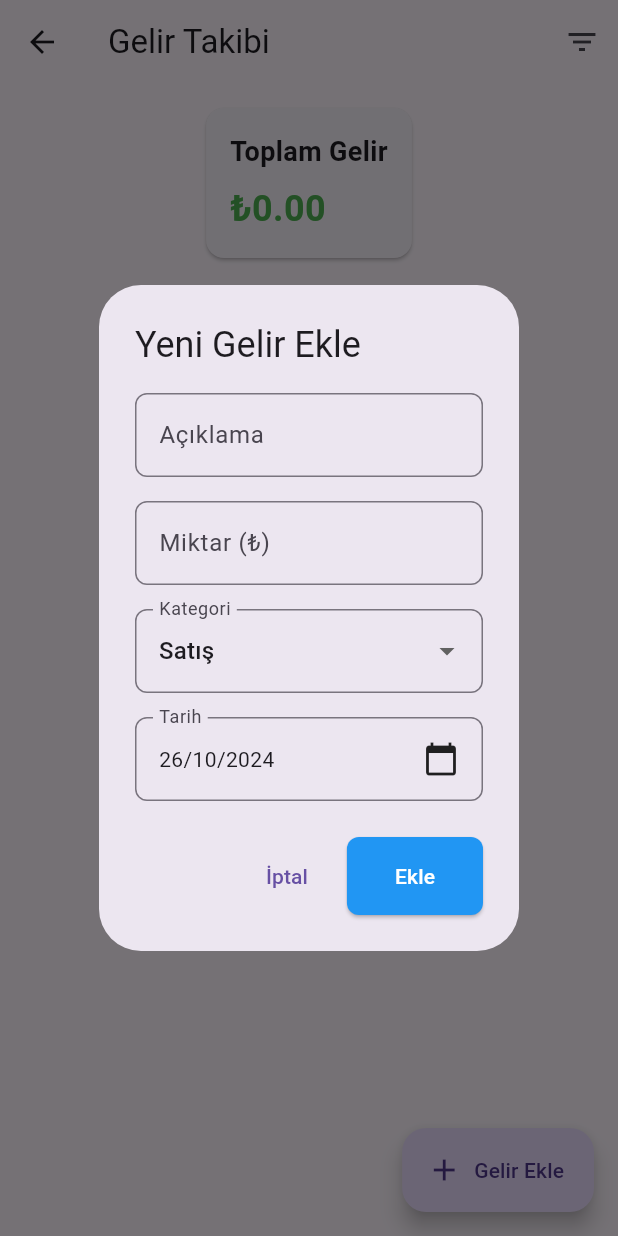
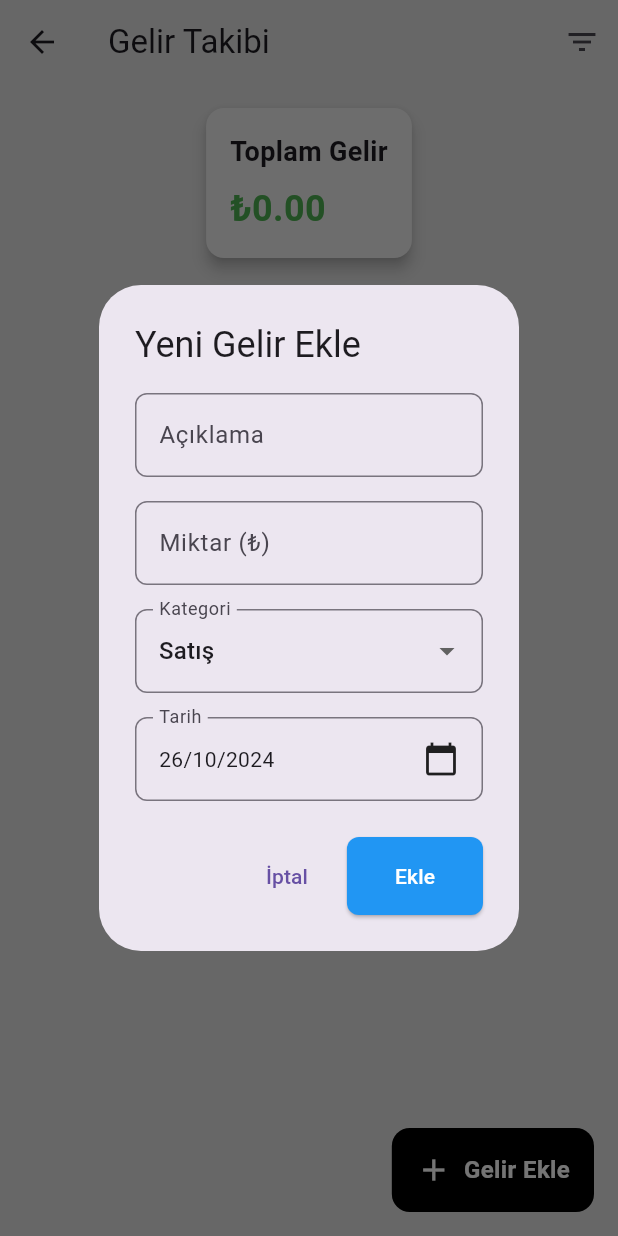
Before and after one commit to fatihkurtl/account_net, a Flutter app: the IncomeTrackingScreen screen opened by its route, after a tap on "Gelir Ekle", on a phone screen of 412 x 824 dp. Run offline on Flutter 3.47's test engine with Material 3 defaults, Android fonts, the phone set to English and light mode, and no system bars; our stand-ins replace fl_chart, flutter_slidable.

Commit message:
income_tracking/edited

```diff
--- /dev/null
+++ b/lib/core/components/custom_floating_button.dart
@@ -0,0 +1,45 @@
+import 'package:flutter/material.dart';
+
+class CustomFloatingActionButton extends StatelessWidget {
+  final Function()? onPressed;
+  final String buttonText;
+  final IconData? icon;
+
+  const CustomFloatingActionButton({
+    super.key,
+    required this.onPressed,
+    required this.buttonText,
+    this.icon,
+  });
+
+  @override
+  Widget build(BuildContext context) {
+    return GestureDetector(
+      onTap: onPressed,
+      child: Container(
+        padding: const EdgeInsets.all(16),
+        decoration: BoxDecoration(
+          color: Colors.black,
+          borderRadius: BorderRadius.circular(12),
+        ),
+        child: Row(
+          mainAxisSize: MainAxisSize.min,
+          children: [
+            if (icon != null) ...[
+              Icon(icon, color: Colors.white),
+              const SizedBox(width: 8),
+            ],
+            Text(
+              buttonText,
+              style: const TextStyle(
+                color: Colors.white,
+                fontWeight: FontWeight.bold,
+                fontSize: 16,
+              ),
+            ),
+          ],
+        ),
+      ),
+    );
+  }
+}
--- /dev/null
+++ b/lib/core/constants/items.dart
@@ -0,0 +1,7 @@
+class ItemConstants {
+  static const List<String> invoiceItems = ['Elektrik', 'Su', 'Doğalgaz', 'Internet', 'Diğer'];
+
+  static const List<String> incomeItems = ['Kira', 'Satış', 'Hizmet', 'Diğer'];
+
+  static const List<String> expenseItems = ['Kira', 'Personel', 'Maaşlar', 'Malzeme', 'Diğer'];
+}
--- /dev/null
+++ b/lib/core/widgets/income/income_chart.dart
@@ -0,0 +1,57 @@
+import 'package:account_net/core/helpers/income/category.dart';
+import 'package:fl_chart/fl_chart.dart';
+import 'package:flutter/material.dart';
+
+class IncomeChart extends StatefulWidget {
+  final List<Map<String, dynamic>> incomes;
+  const IncomeChart({super.key, required this.incomes});
+
+  @override
+  State<IncomeChart> createState() => _IncomeChartState();
+}
+
+class _IncomeChartState extends State<IncomeChart> {
+  @override
+  Widget build(BuildContext context) {
+    if (widget.incomes.isEmpty) return const SizedBox.shrink();
+
+    Map<String, double> categoryTotals = {};
+    for (var income in widget.incomes) {
+      categoryTotals[income['category']] = (categoryTotals[income['category']] ?? 0) + income['amount'];
+    }
+
+    List<PieChartSectionData> sections = categoryTotals.entries.map((entry) {
+      return PieChartSectionData(
+        color: CategoryHelper.getCategoryColor(entry.key),
+        value: entry.value,
+        title: '${(entry.value / widget.incomes.fold(0, (sum, item) => sum + item['amount']) * 100).toStringAsFixed(0)}%',
+        radius: 50,
+        titleStyle: const TextStyle(fontSize: 12, fontWeight: FontWeight.bold, color: Colors.white),
+      );
+    }).toList();
+
+    return Card(
+      margin: const EdgeInsets.symmetric(horizontal: 16),
+      child: Padding(
+        padding: const EdgeInsets.all(16),
+        child: Column(
+          crossAxisAlignment: CrossAxisAlignment.start,
+          children: [
+            const Text('Gelir Dağılımı', style: TextStyle(fontSize: 18, fontWeight: FontWeight.bold)),
+            const SizedBox(height: 16),
+            SizedBox(
+              height: 200,
+              child: PieChart(
+                PieChartData(
+                  sections: sections,
+                  sectionsSpace: 0,
+                  centerSpaceRadius: 40,
+                ),
+              ),
+            ),
+          ],
+        ),
+      ),
+    );
+  }
+}
--- /dev/null
+++ b/lib/core/widgets/income/summary_card.dart
@@ -0,0 +1,35 @@
+import 'package:flutter/material.dart';
+
+class SummaryCard extends StatefulWidget {
+  final List<Map<String, dynamic>> incomes;
+  const SummaryCard({super.key, required this.incomes});
+
+  @override
+  State<SummaryCard> createState() => _SummaryCardState();
+}
+
+class _SummaryCardState extends State<SummaryCard> {
+  @override
+  Widget build(BuildContext context) {
+    double totalIncome = widget.incomes.fold(0, (sum, item) => sum + item['amount']);
+    return Card(
+      color: Colors.grey[200],
+      elevation: 4,
+      margin: const EdgeInsets.all(16),
+      child: Padding(
+        padding: const EdgeInsets.all(16),
+        child: Column(
+          crossAxisAlignment: CrossAxisAlignment.start,
+          children: [
+            const Text('Toplam Gelir', style: TextStyle(fontSize: 18, fontWeight: FontWeight.bold)),
+            const SizedBox(height: 8),
+            Text(
+              '₺${totalIncome.toStringAsFixed(2)}',
+              style: const TextStyle(fontSize: 24, fontWeight: FontWeight.bold, color: Colors.green),
+            ),
+          ],
+        ),
+      ),
+    );
+  }
+}
--- a/lib/screens/income_tracking.dart
+++ b/lib/screens/income_tracking.dart
@@ -1,6 +1,10 @@
 import 'package:flutter/material.dart';
 import 'package:intl/intl.dart';
-import 'package:fl_chart/fl_chart.dart';
+import 'package:account_net/core/widgets/income/income_list.dart';
+import 'package:account_net/core/components/custom_floating_button.dart';
+import 'package:account_net/core/constants/items.dart';
+import 'package:account_net/core/widgets/income/income_chart.dart';
+import 'package:account_net/core/widgets/income/summary_card.dart';
 
 class IncomeTrackingScreen extends StatefulWidget {
   const IncomeTrackingScreen({super.key});
@@ -43,7 +47,9 @@ class _IncomeTrackingScreenState extends State<IncomeTrackingScreen> {
   @override
   Widget build(BuildContext context) {
     return Scaffold(
+      backgroundColor: Colors.grey[300],
       appBar: AppBar(
+        backgroundColor: Colors.grey[300],
         title: const Text('Gelir Takibi'),
         actions: [
           IconButton(
@@ -56,8 +62,8 @@ class _IncomeTrackingScreenState extends State<IncomeTrackingScreen> {
       ),
       body: Column(
         children: [
-          _buildSummaryCard(),
-          _buildIncomeChart(),
+          SummaryCard(incomes: _incomes),
+          IncomeChart(incomes: _incomes),
           Expanded(
             child: _incomes.isEmpty
                 ? const Center(
@@ -73,120 +79,14 @@ class _IncomeTrackingScreenState extends State<IncomeTrackingScreen> {
                       ],
                     ),
                   )
-                : ListView.builder(
-                    itemCount: _incomes.length,
-                    itemBuilder: (context, index) {
-                      final income = _incomes[index];
-                      return Dismissible(
-                        key: Key(income['description']),
-                        background: Container(
-                          color: Colors.red,
-                          alignment: Alignment.centerRight,
-                          padding: const EdgeInsets.only(right: 16),
-                          child: const Icon(Icons.delete, color: Colors.white),
-                        ),
-                        direction: DismissDirection.endToStart,
-                        onDismissed: (direction) {
-                          setState(() {
-                            _incomes.removeAt(index);
-                          });
-                          ScaffoldMessenger.of(context).showSnackBar(
-                            const SnackBar(content: Text('Gelir kaydı silindi')),
-                          );
-                        },
-                        child: Card(
-                          margin: const EdgeInsets.symmetric(horizontal: 16, vertical: 8),
-                          child: ListTile(
-                            leading: CircleAvatar(
-                              backgroundColor: _getCategoryColor(income['category']),
-                              child: Icon(_getCategoryIcon(income['category']), color: Colors.white),
-                            ),
-                            title: Text(income['description']),
-                            subtitle: Text('${income['category']} - ${DateFormat('dd/MM/yyyy').format(income['date'])}'),
-                            trailing: Text(
-                              '₺${income['amount'].toStringAsFixed(2)}',
-                              style: const TextStyle(
-                                fontWeight: FontWeight.bold,
-                                color: Colors.green,
-                                fontSize: 16,
-                              ),
-                            ),
-                          ),
-                        ),
-                      );
-                    },
-                  ),
+                : IncomeList(incomes: _incomes),
           ),
         ],
       ),
-      floatingActionButton: FloatingActionButton.extended(
-        onPressed: () => _showAddIncomeDialog(),
-        label: const Text('Gelir Ekle'),
-        icon: const Icon(Icons.add),
-      ),
-    );
-  }
-
-  Widget _buildSummaryCard() {
-    double totalIncome = _incomes.fold(0, (sum, item) => sum + item['amount']);
-    return Card(
-      margin: const EdgeInsets.all(16),
-      child: Padding(
-        padding: const EdgeInsets.all(16),
-        child: Column(
-          crossAxisAlignment: CrossAxisAlignment.start,
-          children: [
-            const Text('Toplam Gelir', style: TextStyle(fontSize: 18, fontWeight: FontWeight.bold)),
-            const SizedBox(height: 8),
-            Text(
-              '₺${totalIncome.toStringAsFixed(2)}',
-              style: const TextStyle(fontSize: 24, fontWeight: FontWeight.bold, color: Colors.green),
-            ),
-          ],
-        ),
-      ),
-    );
-  }
-
-  Widget _buildIncomeChart() {
-    if (_incomes.isEmpty) return const SizedBox.shrink();
-
-    Map<String, double> categoryTotals = {};
-    for (var income in _incomes) {
-      categoryTotals[income['category']] = (categoryTotals[income['category']] ?? 0) + income['amount'];
-    }
-
-    List<PieChartSectionData> sections = categoryTotals.entries.map((entry) {
-      return PieChartSectionData(
-        color: _getCategoryColor(entry.key),
-        value: entry.value,
-        title: '${(entry.value / _incomes.fold(0, (sum, item) => sum + item['amount']) * 100).toStringAsFixed(0)}%',
-        radius: 50,
-        titleStyle: const TextStyle(fontSize: 12, fontWeight: FontWeight.bold, color: Colors.white),
-      );
-    }).toList();
-
-    return Card(
-      margin: const EdgeInsets.symmetric(horizontal: 16),
-      child: Padding(
-        padding: const EdgeInsets.all(16),
-        child: Column(
-          crossAxisAlignment: CrossAxisAlignment.start,
-          children: [
-            const Text('Gelir Dağılımı', style: TextStyle(fontSize: 18, fontWeight: FontWeight.bold)),
-            const SizedBox(height: 16),
-            SizedBox(
-              height: 200,
-              child: PieChart(
-                PieChartData(
-                  sections: sections,
-                  sectionsSpace: 0,
-                  centerSpaceRadius: 40,
-                ),
-              ),
-            ),
-          ],
-        ),
+      floatingActionButton: CustomFloatingActionButton(
+        onPressed: _showAddIncomeDialog,
+        buttonText: 'Gelir Ekle',
+        icon: Icons.add,
       ),
     );
   }
@@ -232,7 +132,7 @@ class _IncomeTrackingScreenState extends State<IncomeTrackingScreen> {
                   DropdownButtonFormField<String>(
                     value: _selectedCategory,
                     decoration: const InputDecoration(labelText: 'Kategori'),
-                    items: ['Satış', 'Hizmet', 'Kira', 'Diğer'].map((category) => DropdownMenuItem(value: category, child: Text(category))).toList(),
+                    items: ItemConstants.incomeItems.map((category) => DropdownMenuItem(value: category, child: Text(category))).toList(),
                     onChanged: (value) {
                       setState(() {
                         _selectedCategory = value!;
@@ -290,30 +190,4 @@ class _IncomeTrackingScreenState extends State<IncomeTrackingScreen> {
       },
     );
   }
-
-  Color _getCategoryColor(String category) {
-    switch (category) {
-      case 'Satış':
-        return Colors.blue;
-      case 'Hizmet':
-        return Colors.green;
-      case 'Kira':
-        return Colors.orange;
-      default:
-        return Colors.purple;
-    }
-  }
-
-  IconData _getCategoryIcon(String category) {
-    switch (category) {
-      case 'Satış':
-        return Icons.shopping_cart;
-      case 'Hizmet':
-        return Icons.build;
-      case 'Kira':
-        return Icons.home;
-      default:
-        return Icons.attach_money;
-    }
-  }
 }
```
Also changed, not shown: lib/core/helpers/income/category.dart (added, +29 -0 lines), lib/core/widgets/income/income_list.dart (added, +60 -0 lines), lib/core/widgets/overview/quick_actions.dart (+4 -3 lines).
